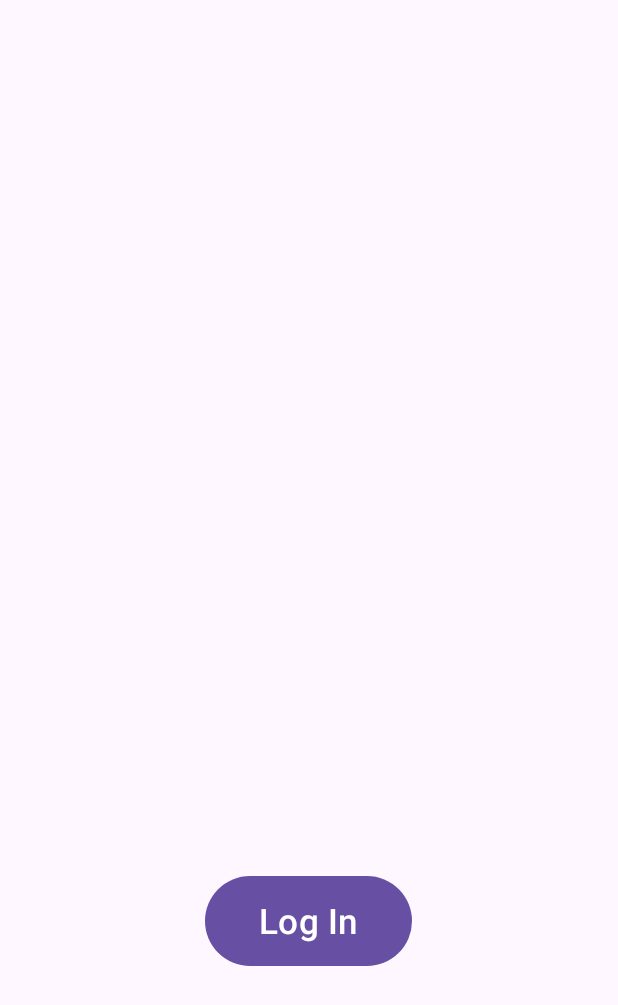
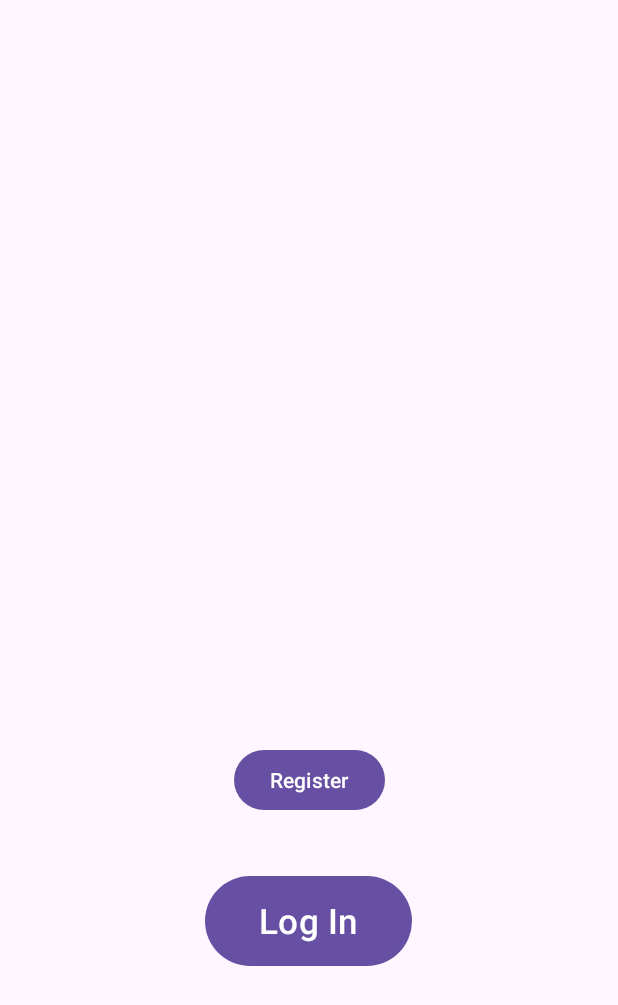
Before and after one commit to voice-biometric-system-2023/app, an Android app: the layout activity_main.xml on its own in the app's theme, with its tools: preview values and no code run, on a phone screen of 412 x 824 dp. Shown: the top 1005 px of the screen. Run offline under Robolectric (Android 15) with nearby library versions, the phone set to English and light mode, and no system bars.

Commit message:
Update, still not working

```diff
--- a/app/build.gradle.kts
+++ b/app/build.gradle.kts
@@ -9,7 +9,8 @@ android {
 
     defaultConfig {
         applicationId = "com.example.voicebiometricsystem"
-        minSdk = 24
+        minSdk = 31
+        //noinspection EditedTargetSdkVersion
         targetSdk = 33
         versionCode = 1
         versionName = "1.0"
--- a/app/src/main/res/layout/activity_main.xml
+++ b/app/src/main/res/layout/activity_main.xml
@@ -14,15 +14,28 @@
         app:layout_constraintTop_toTopOf="parent" />
 
     <Button
-        android:id="@+id/startButton"
+        android:id="@+id/loginButton"
         android:layout_width="138dp"
         android:layout_height="68dp"
         android:layout_marginTop="580dp"
-        android:text="Log In"
+        android:text="@string/log_in"
         android:textSize="23sp"
         app:layout_constraintEnd_toEndOf="parent"
         app:layout_constraintHorizontal_bias="0.498"
         app:layout_constraintStart_toStartOf="parent"
         app:layout_constraintTop_toTopOf="parent" />
 
-    </androidx.constraintlayout.widget.ConstraintLayout>
+    <Button
+        android:id="@+id/button"
+        android:layout_width="wrap_content"
+        android:layout_height="wrap_content"
+        android:layout_marginTop="487dp"
+        android:text="@string/register"
+        app:layout_constraintBottom_toTopOf="@+id/loginButton"
+        app:layout_constraintEnd_toEndOf="parent"
+        app:layout_constraintHorizontal_bias="0.5"
+        app:layout_constraintStart_toStartOf="parent"
+        app:layout_constraintTop_toTopOf="parent"
+        app:layout_constraintVertical_bias="0.2" />
+
+</androidx.constraintlayout.widget.ConstraintLayout>
--- a/app/src/main/res/values/strings.xml
+++ b/app/src/main/res/values/strings.xml
@@ -1,4 +1,6 @@
 <resources>
     <string name="app_name">VoiceBiometricSystem</string>
     <string name="button_record">Start Recording</string>
+    <string name="log_in">Log In</string>
+    <string name="register">Register</string>
 </resources>
```
Also changed, not shown: app/src/main/java/com/example/voicebiometricsystem/MainActivity.kt (+14 -12 lines), app/src/main/java/com/example/voicebiometricsystem/WaveformView.kt (+16 -9 lines), 1 other file.
